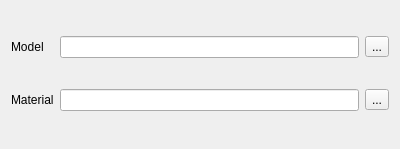
First picture: the form in RootTools/Treenity/UI/RenderableComponent.ui, repository kevinortegren/zombieshroom, before the edit.
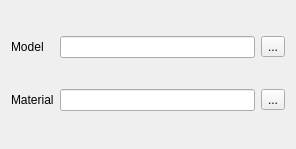
Second picture: the form after the edit.

The edit to the form file:
```diff
--- a/RootTools/Treenity/UI/RenderableComponent.ui
+++ b/RootTools/Treenity/UI/RenderableComponent.ui
@@ -6,7 +6,7 @@
    <rect>
     <x>0</x>
     <y>0</y>
-    <width>400</width>
+    <width>296</width>
     <height>149</height>
    </rect>
   </property>
```
